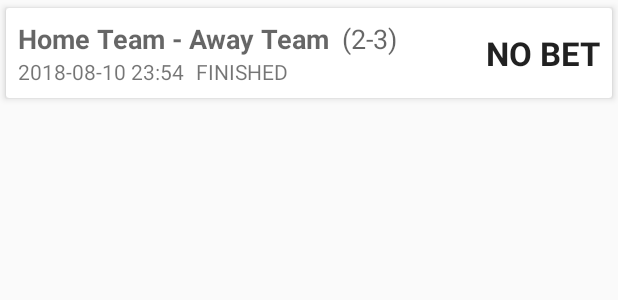
After one commit to bhbets/bhbets-android-app, an Android app: the layout match_list_item.xml on its own in the app's theme, with its tools: preview values and no code run, on a phone screen of 412 x 824 dp. The commit adds this screen. Shown: the top 300 px of the screen. Run offline under Robolectric (Android 15) with nearby library versions, the phone set to English and light mode, and no system bars.

Commit message:
+PRZEPIETY rest

```diff
--- a/app/build.gradle
+++ b/app/build.gradle
@@ -4,7 +4,7 @@ android {
     compileSdkVersion 26
     defaultConfig {
         applicationId "com.example.murbanski.myapplication"
-        minSdkVersion 19
+        minSdkVersion 21
         targetSdkVersion 26
         versionCode 1
         versionName "1.0"
@@ -16,14 +16,20 @@ android {
             proguardFiles getDefaultProguardFile('proguard-android.txt'), 'proguard-rules.pro'
         }
     }
+    buildToolsVersion '27.0.3'
 }
 
 dependencies {
     implementation fileTree(dir: 'libs', include: ['*.jar'])
+    implementation 'dev.dworks.libs:volleyplus:0.1.4'
+    implementation 'com.google.code.gson:gson:2.8.2'
     implementation 'com.android.support:appcompat-v7:26.1.0'
     implementation 'com.android.support.constraint:constraint-layout:1.1.2'
-    implementation 'dev.dworks.libs:volleyplus:0.1.4'
-    implementation 'com.google.code.gson:gson:2.8.2'
+    implementation 'com.android.support:design:26.1.0'
+    implementation 'com.android.support:recyclerview-v7:26.1.0'
+    implementation 'com.android.support:cardview-v7:26.1.0'
+    implementation 'com.squareup.retrofit2:retrofit:2.4.0'
+    implementation 'com.squareup.retrofit2:converter-gson:2.4.0'
     testImplementation 'junit:junit:4.12'
     androidTestImplementation 'com.android.support.test:runner:1.0.2'
     androidTestImplementation 'com.android.support.test.espresso:espresso-core:3.0.2'
--- a/app/src/main/java/com/example/murbanski/myapplication/GetMatchesResponse.java
+++ b/app/src/main/java/com/example/murbanski/myapplication/GetMatchesResponse.java
@@ -6,7 +6,7 @@ import java.util.List;
 
 public class GetMatchesResponse {
 
-    @SerializedName("result")
+    @SerializedName("matches")
     private List<MatchData> matches;
 
     public GetMatchesResponse() {
--- a/app/src/main/java/com/example/murbanski/myapplication/MainActivity.java
+++ b/app/src/main/java/com/example/murbanski/myapplication/MainActivity.java
@@ -37,7 +37,7 @@ public class MainActivity extends AppCompatActivity {
 
         // Instantiate the RequestQueue.
         RequestQueue queue = Volley.newRequestQueue(this);
-        String url = "https://mundial2018.000webhostapp.com/mundial/getMatches.php";
+        String url = "http://5b59a29cf294400014c9b82a.mockapi.io/matches";
 
         GsonRequest<GetMatchesResponse> request = new GsonRequest<>(url, GetMatchesResponse.class, new HashMap<String, String>(),
                 new Response.Listener<GetMatchesResponse>() {
--- a/app/src/main/java/com/example/murbanski/myapplication/MatchData.java
+++ b/app/src/main/java/com/example/murbanski/myapplication/MatchData.java
@@ -4,13 +4,13 @@ import com.google.gson.annotations.SerializedName;
 
 public class MatchData {
 
-    @SerializedName("id_match")
+    @SerializedName("id")
     private String id;
 
-    @SerializedName("team_a")
+    @SerializedName("homeTeamName")
     private String homeTeam;
 
-    @SerializedName("team_b")
+    @SerializedName("awayTeamName")
     private String awayTeam;
 
     public MatchData() {
--- /dev/null
+++ b/app/src/main/res/layout/match_list_item.xml
@@ -0,0 +1,81 @@
+<?xml version="1.0" encoding="utf-8"?>
+<android.support.v7.widget.CardView
+    xmlns:android="http://schemas.android.com/apk/res/android"
+    xmlns:card_view="http://schemas.android.com/apk/res-auto"
+    xmlns:tools="http://schemas.android.com/tools"
+    android:layout_width="match_parent"
+    android:layout_height="wrap_content"
+    card_view:cardElevation="3dp"
+    card_view:cardUseCompatPadding="true">
+
+    <android.support.constraint.ConstraintLayout
+        android:layout_width="match_parent"
+        android:layout_height="wrap_content">
+
+        <TextView
+            android:id="@+id/txt_match_teams"
+            android:layout_width="0dp"
+            android:layout_height="wrap_content"
+            android:layout_marginStart="8dp"
+            android:layout_marginTop="8dp"
+            android:text="Home Team - Away Team"
+            android:textAppearance="@android:style/TextAppearance.Material.Medium"
+            android:textStyle="bold"
+            card_view:layout_constraintStart_toStartOf="parent"
+            card_view:layout_constraintTop_toTopOf="parent" />
+
+        <TextView
+            android:id="@+id/txt_match_date"
+            android:layout_width="0dp"
+            android:layout_height="wrap_content"
+            android:layout_marginBottom="8dp"
+            android:layout_marginStart="8dp"
+            android:text="2018-08-10 23:54"
+            card_view:layout_constraintBottom_toBottomOf="parent"
+            card_view:layout_constraintStart_toStartOf="parent"
+            card_view:layout_constraintTop_toBottomOf="@+id/txt_match_teams" />
+
+        <TextView
+            android:id="@+id/txt_match_result"
+            android:layout_width="0dp"
+            android:layout_height="wrap_content"
+            android:layout_marginEnd="8dp"
+            android:layout_marginStart="8dp"
+            android:layout_marginTop="8dp"
+            android:text="(2-3)"
+            android:textAppearance="@android:style/TextAppearance.Material.Medium"
+            card_view:layout_constraintBottom_toBottomOf="@+id/txt_match_teams"
+            card_view:layout_constraintEnd_toStartOf="@+id/txt_user_bet"
+            card_view:layout_constraintStart_toEndOf="@+id/txt_match_teams"
+            card_view:layout_constraintTop_toTopOf="parent" />
+
+        <TextView
+            android:id="@+id/txt_user_bet"
+            android:layout_width="wrap_content"
+            android:layout_height="0dp"
+            android:layout_marginBottom="8dp"
+            android:layout_marginEnd="8dp"
+            android:layout_marginTop="8dp"
+            android:gravity="right|center_vertical"
+            android:text="NO BET"
+            android:textAppearance="@android:style/TextAppearance.Material.Large"
+            android:textStyle="bold"
+            card_view:layout_constraintBottom_toBottomOf="parent"
+            card_view:layout_constraintEnd_toEndOf="parent"
+            card_view:layout_constraintTop_toTopOf="parent" />
+
+        <TextView
+            android:id="@+id/txt_match_status"
+            android:layout_width="0dp"
+            android:layout_height="wrap_content"
+            android:layout_marginBottom="8dp"
+            android:layout_marginEnd="8dp"
+            android:layout_marginStart="8dp"
+            android:text="FINISHED"
+            card_view:layout_constraintBottom_toBottomOf="parent"
+            card_view:layout_constraintEnd_toStartOf="@+id/txt_user_bet"
+            card_view:layout_constraintStart_toEndOf="@+id/txt_match_date"
+            card_view:layout_constraintTop_toBottomOf="@+id/txt_match_teams" />
+    </android.support.constraint.ConstraintLayout>
+
+</android.support.v7.widget.CardView>
--- a/build.gradle
+++ b/build.gradle
@@ -7,8 +7,7 @@ buildscript {
         jcenter()
     }
     dependencies {
-        classpath 'com.android.tools.build:gradle:3.1.3'
-
+        classpath 'com.android.tools.build:gradle:3.1.4'
 
         // NOTE: Do not place your application dependencies here; they belong
         // in the individual module build.gradle files
```
